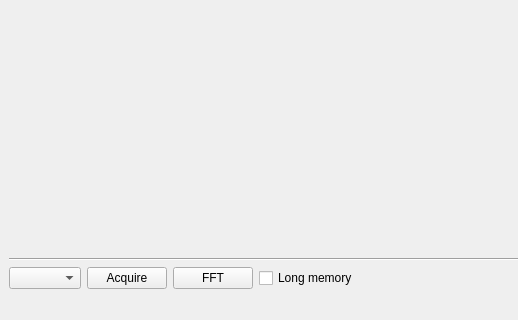
This is window.ui in sangorrin/iwatsu-ds-8812-bringo-dso-application as Qt 5 draws it before an edit; both pictures show x 0 to 518 and y 301 to 621 of the 921 by 621 pixel window. The edited form follows.
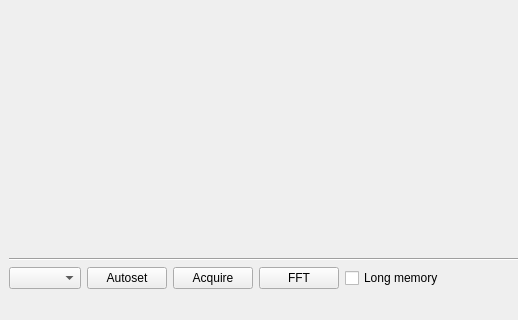
This is the edited form.

```diff
--- a/window.ui
+++ b/window.ui
@@ -187,6 +187,13 @@
       <item>
        <widget class="QComboBox" name="serial_combo"/>
       </item>
+      <item>
+       <widget class="QPushButton" name="autoset_button">
+        <property name="text">
+         <string>Autoset</string>
+        </property>
+       </widget>
+      </item>
       <item>
        <widget class="QPushButton" name="acquire_button">
         <property name="sizePolicy">
```
Left out of the diff: 25 changed lines with no effect on the pictures.
